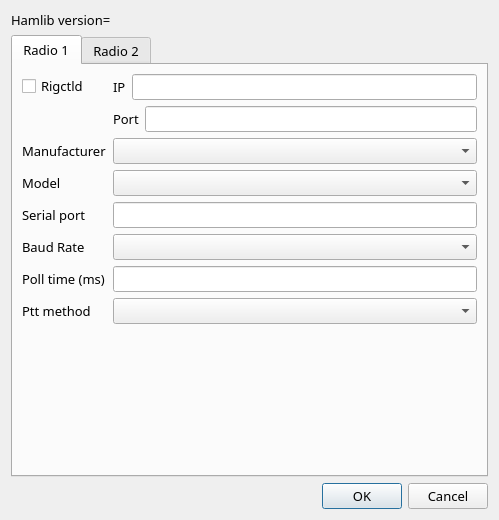
Before: the Qt Designer form so2sdr/radiodialog.ui in n4ogw/so2sdr, drawn with Qt 5.
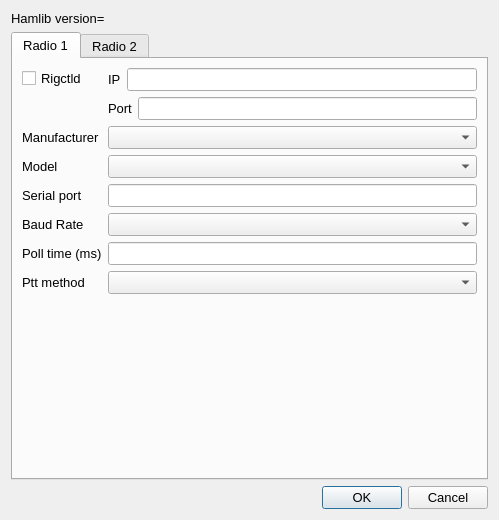
After: the same form once the commit is applied.

Patch:
```diff
--- a/so2sdr/radiodialog.ui
+++ b/so2sdr/radiodialog.ui
@@ -30,7 +30,6 @@
   </property>
   <property name="font">
    <font>
-    <family>Sans</family>
     <pointsize>10</pointsize>
    </font>
   </property>
@@ -402,7 +401,6 @@
     <widget class="QDialogButtonBox" name="radiodialog_buttons">
      <property name="font">
       <font>
-       <family>Sans</family>
        <pointsize>10</pointsize>
       </font>
      </property>
```
Left out of the diff: 3 changed lines with no effect on the pictures.
